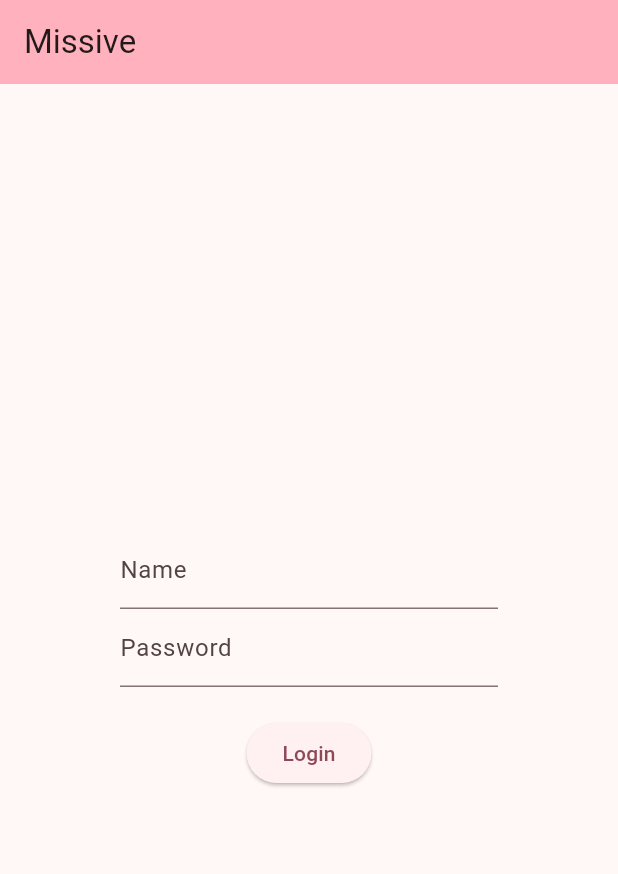
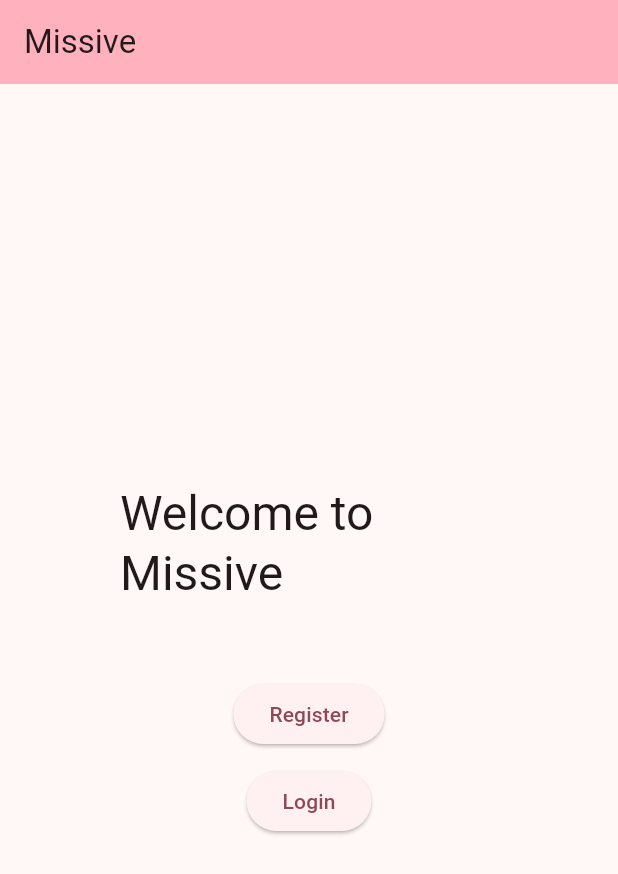
Before and after one commit to nezia1/missive, a Flutter app: the screen it shows after launch, on a phone screen of 412 x 824 dp. Shown: the top 874 px of the screen. Run offline on Flutter 3.47's test engine with Material 3 defaults, Android fonts, the phone set to English and light mode, and no system bars; our stand-ins replace dio, flutter_secure_storage, go_router, shared_preferences; missing offline and left inert: libsignal_protocol_dart; accounts and stored records are empty.

Commit message:
add landing screen and fix redirect logic

```diff
--- /dev/null
+++ b/client/lib/features/authentication/landing_screen.dart
@@ -0,0 +1,41 @@
+import 'package:flutter/material.dart';
+import 'package:go_router/go_router.dart';
+
+class LandingScreen extends StatelessWidget {
+  final String title;
+  const LandingScreen({super.key, required this.title});
+
+  @override
+  Widget build(BuildContext context) {
+    return Scaffold(
+      appBar: AppBar(
+        backgroundColor: Theme.of(context).colorScheme.inversePrimary,
+        title: Text(title),
+      ),
+      body: Center(
+        child: Padding(
+          padding: const EdgeInsets.only(left: 80.0, right: 80.0),
+          child: Column(
+            mainAxisAlignment: MainAxisAlignment.center,
+            children: <Widget>[
+              Text(
+                'Welcome to Missive',
+                style: Theme.of(context).textTheme.headlineLarge,
+              ),
+              const SizedBox(height: 50.0),
+              ElevatedButton(
+                onPressed: () => context.push('/register'),
+                child: const Text('Register'),
+              ),
+              const SizedBox(height: 10.0),
+              ElevatedButton(
+                onPressed: () => context.push('/login'),
+                child: const Text('Login'),
+              )
+            ],
+          ),
+        ),
+      ),
+    );
+  }
+}
--- a/client/lib/main.dart
+++ b/client/lib/main.dart
@@ -4,6 +4,7 @@
 import 'package:go_router/go_router.dart';
 
 // screens
+import 'package:missive/features/authentication/landing_screen.dart';
 import 'package:missive/features/home/screens/settings_screen.dart';
 import 'package:missive/features/authentication/login_screen.dart';
 import 'package:missive/features/home/screens/home_screen.dart';
@@ -14,10 +15,10 @@
 // common
 import 'package:missive/common/http.dart';
 
-void main() => runApp(FlutterPOC());
+void main() => runApp(Missive());
 
-class FlutterPOC extends StatelessWidget {
-  FlutterPOC({super.key});
+class Missive extends StatelessWidget {
+  Missive({super.key});
 
   final AuthProvider _authProvider = AuthProvider(httpClient: dio);
   static const title = 'Missive';
@@ -39,14 +40,19 @@
       );
 
   late final GoRouter _router = GoRouter(
+    initialLocation: '/landing',
     routes: [
       GoRoute(
         path: '/',
-        builder: (context, state) => const HomeScreen(title: FlutterPOC.title),
+        builder: (context, state) => const HomeScreen(title: Missive.title),
       ),
       GoRoute(
         path: '/login',
-        builder: (context, state) => const LoginScreen(title: FlutterPOC.title),
+        builder: (context, state) => const LoginScreen(title: Missive.title),
+      ),
+      GoRoute(
+        path: '/landing',
+        builder: (context, state) => const LandingScreen(title: Missive.title),
       ),
       GoRoute(
         path: '/settings',
@@ -54,11 +60,17 @@
       )
     ],
     redirect: (context, state) async {
-      final loggingIn = state.matchedLocation == '/login';
+      final onboarding = state.matchedLocation == '/login' ||
+          state.matchedLocation == '/register' ||
+          state.matchedLocation == '/landing';
 
-      if (!(await _authProvider.isLoggedIn)) return loggingIn ? null : '/login';
+      if (!(await _authProvider.isLoggedIn)) {
+        // this means we just logged out
+        if (!onboarding) return '/landing';
+        return onboarding ? null : '/';
+      }
 
-      if (loggingIn) {
+      if (onboarding) {
         if (_router.canPop()) _router.pop();
         return '/';
       }
```
